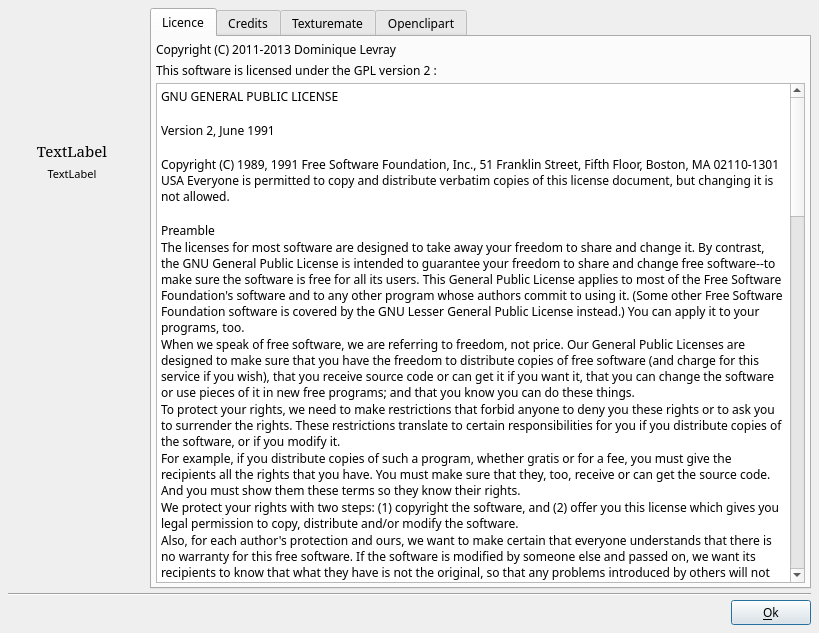
First picture: the form in src/ffDiaporama/DlgAbout/DlgAbout.ui, repository boenki/ffdiaporama, before the edit.
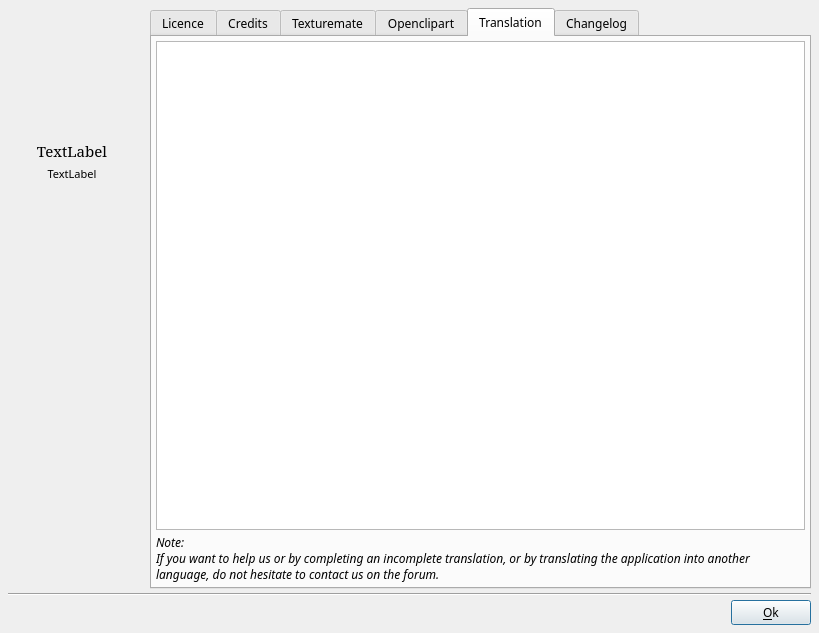
Second picture: the form after the edit. The open tabs and pages were chosen to show the change. Icons and pictures are not drawn.

Commit message: Bug fixes:     -Fixed a crash when closing the edit image/video/gmap when locations were added     -Fixed the display of dates of creation and modification of files in the media browser (Under Windows, the modification date may be invalid)

The edit to the form file:
```diff
--- a/src/ffDiaporama/DlgAbout/DlgAbout.ui
+++ b/src/ffDiaporama/DlgAbout/DlgAbout.ui
@@ -120,7 +120,7 @@
            <item>
             <widget class="QLabel" name="label_18">
              <property name="text">
-              <string>Copyright (C) 2011-2013 Dominique Levray</string>
+              <string notr="true">Copyright (C) 2011-2014 Dominique Levray</string>
              </property>
             </widget>
            </item>
@@ -133,6 +133,9 @@
            </item>
            <item>
             <widget class="QPlainTextEdit" name="plainTextEdit">
+             <property name="lineWrapMode">
+              <enum>QPlainTextEdit::WidgetWidth</enum>
+             </property>
              <property name="plainText">
               <string notr="true">GNU GENERAL PUBLIC LICENSE
 
@@ -317,6 +320,89 @@
           <layout class="QVBoxLayout" name="verticalLayout_6">
            <item>
             <widget class="QTextEdit" name="OpenclipartED">
+             <property name="lineWrapMode">
+              <enum>QTextEdit::NoWrap</enum>
+             </property>
+             <property name="readOnly">
+              <bool>true</bool>
+             </property>
+            </widget>
+           </item>
+          </layout>
+         </widget>
+         <widget class="QWidget" name="Translation">
+          <attribute name="title">
+           <string>Translation</string>
+          </attribute>
+          <layout class="QVBoxLayout" name="verticalLayout_7">
+           <property name="spacing">
+            <number>4</number>
+           </property>
+           <property name="leftMargin">
+            <number>4</number>
+           </property>
+           <property name="topMargin">
+            <number>4</number>
+           </property>
+           <property name="rightMargin">
+            <number>4</number>
+           </property>
+           <property name="bottomMargin">
+            <number>4</number>
+           </property>
+           <item>
+            <widget class="QTextEdit" name="TranslationED">
+             <property name="lineWrapMode">
+              <enum>QTextEdit::NoWrap</enum>
+             </property>
+             <property name="readOnly">
+              <bool>true</bool>
+             </property>
+            </widget>
+           </item>
+           <item>
+            <widget class="QLabel" name="label_2">
+             <property name="font">
+              <font>
+               <italic>true</italic>
+              </font>
+             </property>
+             <property name="text">
+              <string>Note:
+If you want to help us or by completing an incomplete translation, or by translating the application into another language, do not hesitate to contact us on the forum.</string>
+             </property>
+             <property name="wordWrap">
+              <bool>true</bool>
+             </property>
+            </widget>
+           </item>
+          </layout>
+         </widget>
+         <widget class="QWidget" name="Changelog">
+          <attribute name="title">
+           <string>Changelog</string>
+          </attribute>
+          <layout class="QVBoxLayout" name="verticalLayout_8">
+           <property name="spacing">
+            <number>4</number>
+           </property>
+           <property name="leftMargin">
+            <number>4</number>
+           </property>
+           <property name="topMargin">
+            <number>4</number>
+           </property>
+           <property name="rightMargin">
+            <number>4</number>
+           </property>
+           <property name="bottomMargin">
+            <number>4</number>
+           </property>
+           <item>
+            <widget class="QTextEdit" name="ChangelogED">
+             <property name="lineWrapMode">
+              <enum>QTextEdit::NoWrap</enum>
+             </property>
              <property name="readOnly">
               <bool>true</bool>
              </property>
```
Left out of the diff: 46 changed lines with no effect on the pictures. The commit also changes 228 other files.
